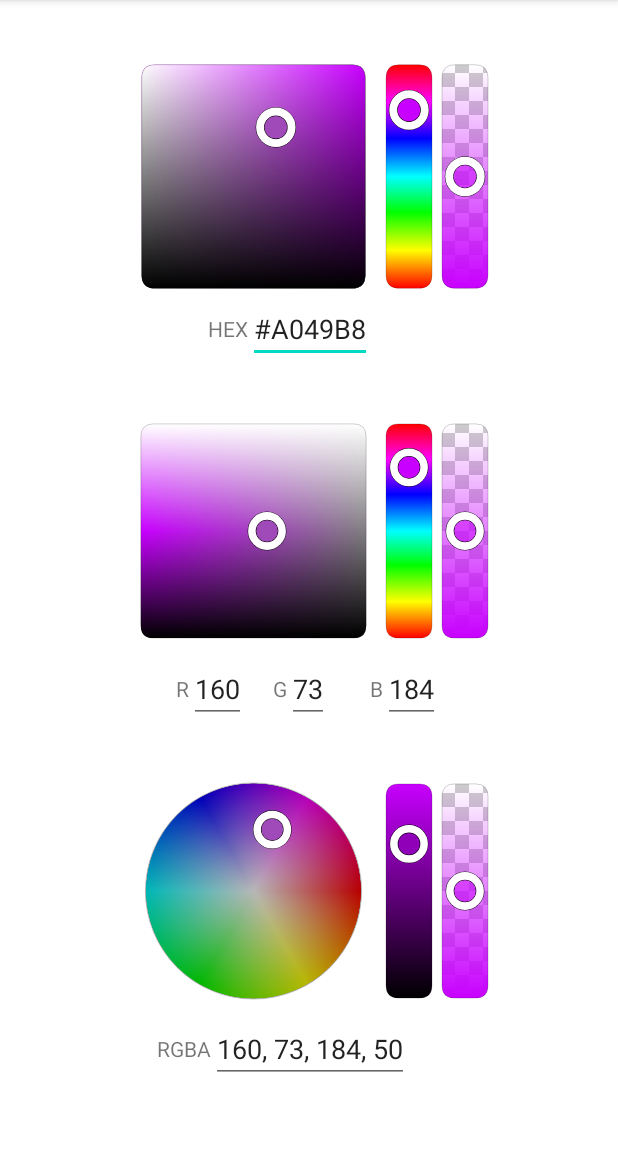
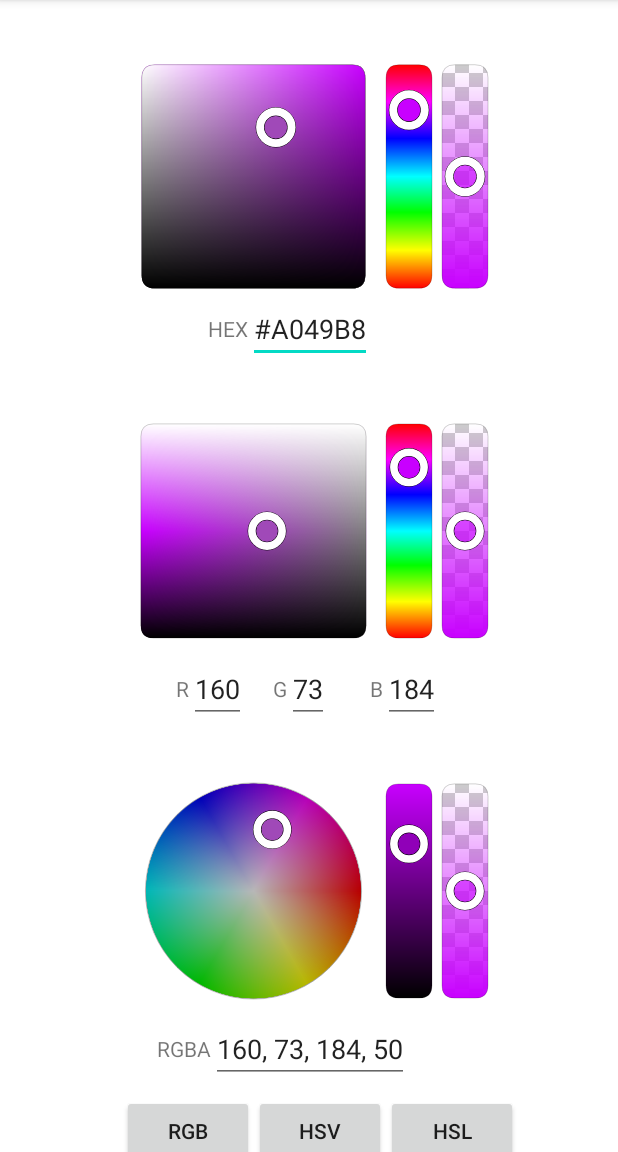
Before and after one commit to slaviboy/ColorPickerKotlin, an Android app: the screen it shows after launch (MainActivity), on a phone screen of 412 x 824 dp, the part 84-1236 px from its top. Run offline under Robolectric (Android 15) with nearby library versions, the phone set to English and light mode, and no system bars.

Commit message:
Make TextView type changeable in real time.

```diff
--- a/app/src/main/java/com/slaviboy/colorpickerkotlinexample/MainActivity.kt
+++ b/app/src/main/java/com/slaviboy/colorpickerkotlinexample/MainActivity.kt
@@ -3,6 +3,7 @@ package com.slaviboy.colorpickerkotlinexample
 import android.app.Activity
 import android.os.Bundle
 import android.view.View
+import android.widget.EditText
 import android.widget.TextView
 import androidx.appcompat.app.AppCompatActivity
 import com.slaviboy.colorpicker.Updater
@@ -14,6 +15,11 @@ import com.slaviboy.colorpickerkotlinexample.pickers.RectangularHSL
 import com.slaviboy.colorpickerkotlinexample.pickers.RectangularHSV
 
 class MainActivity : AppCompatActivity() {
+
+    lateinit var textViewChangeType: EditText
+    lateinit var labelViewChangeType: TextView
+    lateinit var updater: Updater
+
     override fun onCreate(savedInstanceState: Bundle?) {
         super.onCreate(savedInstanceState)
         setContentView(R.layout.activity_main)
@@ -32,28 +38,49 @@ class MainActivity : AppCompatActivity() {
         val colorConverter = ColorConverter(160, 73, 184, 50)
 
         // create updater object, that will update all color window and text views
-        val updater = Updater(colorConverter)
+        updater = Updater(colorConverter)
 
         // attach updater to all color pickers
         rectangularHSV.attach(updater)
         rectangularHSL.attach(updater)
         circularHSV.attach(updater)
 
+        textViewChangeType = circularHSV.findViewById(R.id.rgba_value)
+        labelViewChangeType = circularHSV.findViewById(R.id.rgba_label)
+
         // attach listener to the updater
         updater.setOnUpdateListener(object : OnUpdateListener {
             override fun onTextViewUpdate(textView: TextView) {
                 // triggered when user changes text view value
             }
+
             override fun onColorWindowUpdate(colorWindow: Base) {
                 // triggered when user changes color window value
             }
         })
     }
 
+    /**
+     * Hide the system UI
+     */
     override fun onWindowFocusChanged(hasFocus: Boolean) {
         super.onWindowFocusChanged(hasFocus)
         if (hasFocus) {
             hideSystemUI(this)
+        }
+    }
+
+    /**
+     * Change the text view type, by changing the tag and updating
+     * the it in the updater class.
+     */
+    fun onButtonClick(view: View) {
+        if (::textViewChangeType.isInitialized) {
+            val tagString = (view as TextView).text.toString()
+            textViewChangeType.tag = tagString
+            labelViewChangeType.text = tagString
+            val type = Updater.getType(textViewChangeType.tag.toString())
+            updater.updateTextViewTag(textViewChangeType, type)
         }
     }
 
--- a/app/src/main/res/layout/activity_main.xml
+++ b/app/src/main/res/layout/activity_main.xml
@@ -34,4 +34,34 @@
         app:layout_constraintRight_toRightOf="parent"
         app:layout_constraintTop_toBottomOf="@id/picker2" />
 
+    <androidx.appcompat.widget.AppCompatButton
+        android:id="@+id/rgb_button"
+        android:layout_width="wrap_content"
+        android:layout_height="wrap_content"
+        android:layout_marginTop="10dp"
+        android:onClick="onButtonClick"
+        android:text="RGB"
+        app:layout_constraintLeft_toLeftOf="@+id/picker3"
+        app:layout_constraintTop_toBottomOf="@+id/picker3" />
+
+    <androidx.appcompat.widget.AppCompatButton
+        android:id="@+id/hsv_button"
+        android:layout_width="wrap_content"
+        android:layout_height="wrap_content"
+        android:layout_marginTop="10dp"
+        android:onClick="onButtonClick"
+        android:text="HSV"
+        app:layout_constraintLeft_toRightOf="@+id/rgb_button"
+        app:layout_constraintTop_toBottomOf="@+id/picker3" />
+
+    <androidx.appcompat.widget.AppCompatButton
+        android:id="@+id/hsl_button"
+        android:layout_width="wrap_content"
+        android:layout_height="wrap_content"
+        android:layout_marginTop="10dp"
+        android:onClick="onButtonClick"
+        android:text="HSL"
+        app:layout_constraintLeft_toRightOf="@+id/hsv_button"
+        app:layout_constraintTop_toBottomOf="@+id/picker3" />
+
 </androidx.constraintlayout.widget.ConstraintLayout>
--- a/colorpicker/src/main/java/com/slaviboy/colorpicker/Updater.kt
+++ b/colorpicker/src/main/java/com/slaviboy/colorpicker/Updater.kt
@@ -131,6 +131,14 @@ class Updater(
             textViews[textView] = type
 
             // update text after it is put into the list array
+            updateTextView(textView)
+        }
+    }
+
+    fun updateTextViewTag(textView: TextView, type: Int) {
+
+        if (textViews.containsKey(textView)) {
+            textViews[textView] = type
             updateTextView(textView)
         }
     }
@@ -1116,7 +1124,7 @@ class Updater(
          */
         fun getType(strTag: String): Int {
             if (strTag.isNotEmpty()) {
-                when (strTag) {
+                when (strTag.toLowerCase()) {
                     "rgb" -> return TYPE_RGB
                     "rgba" -> return TYPE_RGBA
                     "rgba_r" -> return TYPE_RGBA_R
```
Lines whose indentation alone changed are shown as unchanged.
